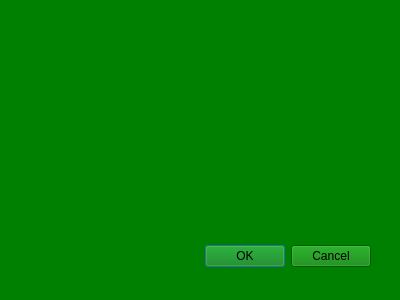
laszlo-avotra-tips/layout, file flipVerticalLayout/dialog2.ui: the form before one commit.
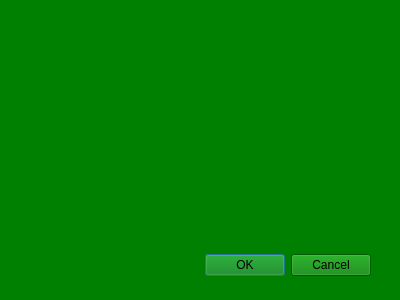
The form after the commit.

Diff of the .ui file:
```diff
--- a/flipVerticalLayout/dialog2.ui
+++ b/flipVerticalLayout/dialog2.ui
@@ -25,9 +25,21 @@
      <x>30</x>
      <y>240</y>
      <width>341</width>
-     <height>32</height>
+     <height>50</height>
     </rect>
    </property>
+   <property name="sizePolicy">
+    <sizepolicy hsizetype="Expanding" vsizetype="Expanding">
+     <horstretch>0</horstretch>
+     <verstretch>0</verstretch>
+    </sizepolicy>
+   </property>
+   <property name="minimumSize">
+    <size>
+     <width>0</width>
+     <height>50</height>
+    </size>
+   </property>
    <property name="orientation">
     <enum>Qt::Horizontal</enum>
    </property>
```
